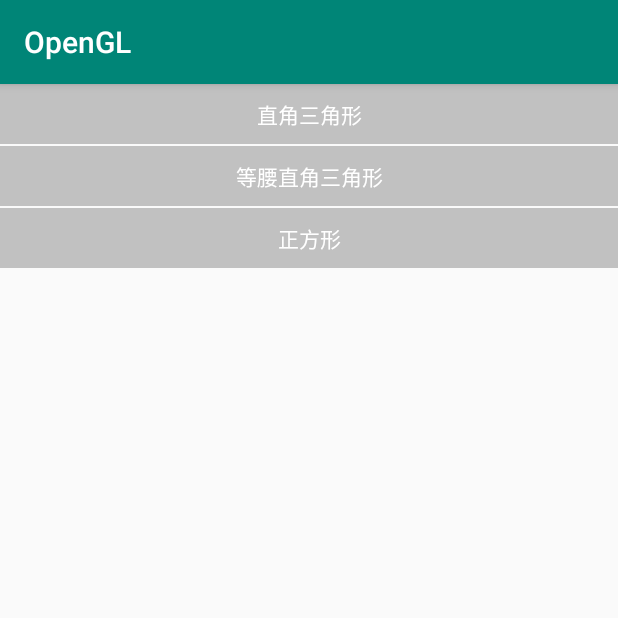
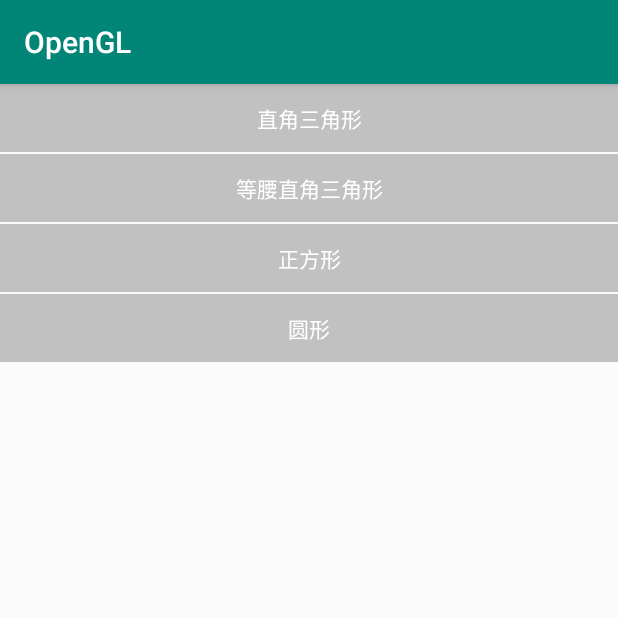
Before and after one commit to MannaYang/OpenGL, an Android app: the screen it shows after launch (MainActivity), on a phone screen of 412 x 824 dp, the top half of it. Run offline under Robolectric (Android 15) with nearby library versions, the phone set to English and light mode, and no system bars.

Commit message:
OpenGL ES 绘制圆形

```diff
--- a/app/src/main/AndroidManifest.xml
+++ b/app/src/main/AndroidManifest.xml
@@ -25,6 +25,7 @@
         <activity android:name=".render.triangle.TriangleActivity" />
         <activity android:name=".render.triangle.TriangleBothActivity" />
         <activity android:name=".render.square.SquareActivity" />
+        <activity android:name=".render.oval.OvalActivity" />
     </application>
 
 </manifest>
--- a/app/src/main/java/com/manna/opengl/MainActivity.java
+++ b/app/src/main/java/com/manna/opengl/MainActivity.java
@@ -5,6 +5,8 @@ import android.support.v7.app.AppCompatActivity;
 import android.os.Bundle;
 import android.widget.TextView;
 
+import com.manna.opengl.render.oval.Oval;
+import com.manna.opengl.render.oval.OvalActivity;
 import com.manna.opengl.render.square.SquareActivity;
 import com.manna.opengl.render.triangle.TriangleActivity;
 import com.manna.opengl.render.triangle.TriangleBothActivity;
@@ -14,7 +16,7 @@ import com.manna.opengl.render.triangle.TriangleBothActivity;
  */
 public class MainActivity extends AppCompatActivity {
 
-    private TextView tvTriangle, tvTriangleBoth, tvSquare;
+    private TextView tvTriangle, tvTriangleBoth, tvSquare, tvOval;
 
     @Override
     protected void onCreate(Bundle savedInstanceState) {
@@ -25,20 +27,21 @@ public class MainActivity extends AppCompatActivity {
         initOnClick();
     }
 
-    private void init(){
-        tvTriangle=findViewById(R.id.tv_triangle);
-        tvTriangleBoth=findViewById(R.id.tv_triangle_both);
+    private void init() {
+        tvTriangle = findViewById(R.id.tv_triangle);
+        tvTriangleBoth = findViewById(R.id.tv_triangle_both);
         tvSquare = findViewById(R.id.tv_square);
+        tvOval = findViewById(R.id.tv_oval);
     }
 
-    private void initOnClick(){
+    private void initOnClick() {
         //三角形
-        tvTriangle.setOnClickListener(v->{
+        tvTriangle.setOnClickListener(v -> {
             startActivity(new Intent(this, TriangleActivity.class));
         });
 
         //等腰三角形
-        tvTriangleBoth.setOnClickListener(v->{
+        tvTriangleBoth.setOnClickListener(v -> {
             startActivity(new Intent(this, TriangleBothActivity.class));
         });
 
@@ -46,5 +49,10 @@ public class MainActivity extends AppCompatActivity {
         tvSquare.setOnClickListener(v -> {
             startActivity(new Intent(this, SquareActivity.class));
         });
+
+        //圆形
+        tvOval.setOnClickListener(v -> {
+            startActivity(new Intent(this, OvalActivity.class));
+        });
     }
 }
--- a/app/src/main/res/layout/activity_main.xml
+++ b/app/src/main/res/layout/activity_main.xml
@@ -10,7 +10,7 @@
     <TextView
         android:id="@+id/tv_triangle"
         android:layout_width="match_parent"
-        android:layout_height="40dp"
+        android:layout_height="45dp"
         android:text="直角三角形"
         android:gravity="center"
         android:textColor="#ffffff"
@@ -19,7 +19,7 @@
     <TextView
         android:id="@+id/tv_triangle_both"
         android:layout_width="match_parent"
-        android:layout_height="40dp"
+        android:layout_height="45dp"
         android:text="等腰直角三角形"
         android:gravity="center"
         android:textColor="#ffffff"
@@ -29,11 +29,21 @@
     <TextView
         android:id="@+id/tv_square"
         android:layout_width="match_parent"
-        android:layout_height="40dp"
+        android:layout_height="45dp"
         android:text="正方形"
         android:gravity="center"
         android:textColor="#ffffff"
         android:background="#c1c1c1"
         android:layout_marginTop="1dp" />
 
+    <TextView
+        android:id="@+id/tv_oval"
+        android:layout_width="match_parent"
+        android:layout_height="45dp"
+        android:text="圆形"
+        android:gravity="center"
+        android:textColor="#ffffff"
+        android:background="#c1c1c1"
+        android:layout_marginTop="1dp" />
+
 </LinearLayout>
```
Also changed, not shown: app/src/main/java/com/manna/opengl/render/oval/Oval.java (added, +115 -0 lines), app/src/main/java/com/manna/opengl/render/oval/OvalActivity.java (added, +71 -0 lines), 1 other file.
